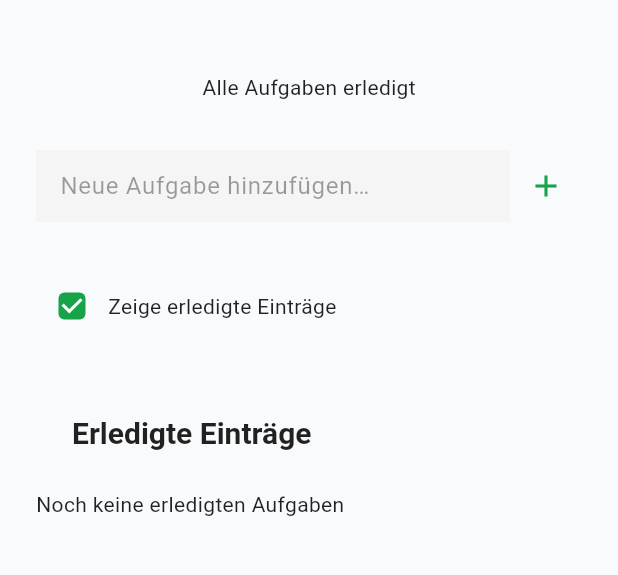
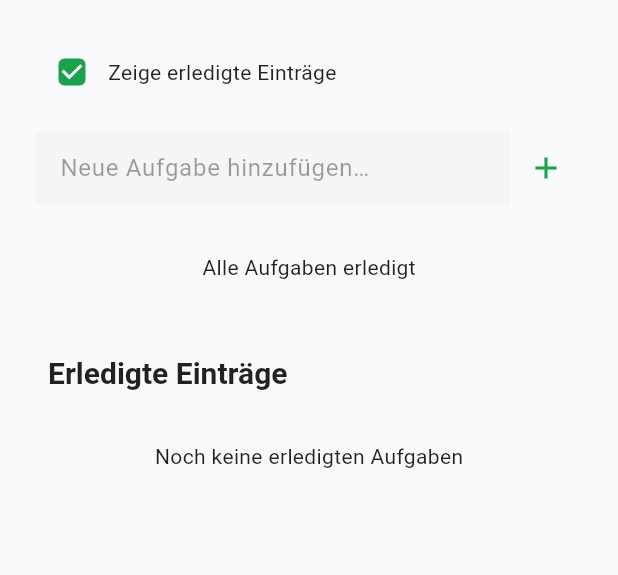
Before and after one commit to pythonite42/TaskMate, a Flutter app: the screen it shows after launch, on a phone screen of 412 x 824 dp, the part 84-659 px from its top. Run offline on Flutter 3.47's test engine with Material 3 defaults, Android fonts, the phone set to English and light mode, and no system bars; our stand-ins replace flutter_dotenv, shared_preferences; network calls fail.

Commit message:
better layout

```diff
--- a/lib/global_settings/theme.dart
+++ b/lib/global_settings/theme.dart
@@ -38,6 +38,7 @@ class AppTheme {
       titleMedium: TextStyle(fontSize: 18, fontWeight: FontWeight.w600, color: Colors.black87),
       bodyLarge: TextStyle(fontSize: 16, color: Colors.black87),
       bodyMedium: TextStyle(fontSize: 14, color: Colors.black87),
+      labelSmall: TextStyle(fontSize: 12, color: Colors.black45),
     ),
     inputDecorationTheme: InputDecorationTheme(
       filled: true,
@@ -93,6 +94,7 @@ class AppTheme {
       titleMedium: TextStyle(fontSize: 18, fontWeight: FontWeight.w600, color: Colors.white),
       bodyLarge: TextStyle(fontSize: 16, color: Colors.white70),
       bodyMedium: TextStyle(fontSize: 14, color: Colors.white70),
+      labelSmall: TextStyle(fontSize: 12, color: Colors.white60),
     ),
     inputDecorationTheme: InputDecorationTheme(
       filled: true,
--- a/lib/pages/todo.dart
+++ b/lib/pages/todo.dart
@@ -74,6 +74,15 @@ class _ToDoPageState extends State<ToDoPage> {
                     crossAxisAlignment: CrossAxisAlignment.stretch,
                     children: [
                       if (_isRefreshing) const LinearProgressIndicator(),
+                      Row(
+                        children: [
+                          Checkbox(value: _showDone, onChanged: (v) => setState(() => _showDone = v ?? true)),
+                          const Text('Zeige erledigte Einträge'),
+                        ],
+                      ),
+                      AppSpacing.sm.vSpace,
+
+                      AddEntry(onAdd: (text) => repo.add(text)),
 
                       if (todos.isEmpty)
                         const Padding(
@@ -94,25 +103,16 @@ class _ToDoPageState extends State<ToDoPage> {
                           );
                         }),
 
-                      AddEntry(onAdd: (text) => repo.add(text)),
-
-                      AppSpacing.lg.vSpace,
-
-                      Row(
-                        children: [
-                          Checkbox(value: _showDone, onChanged: (v) => setState(() => _showDone = v ?? true)),
-                          const Text('Zeige erledigte Einträge'),
-                        ],
-                      ),
-
                       if (_showDone) ...[
-                        AppSpacing.lg.vSpace,
                         Padding(
-                          padding: const EdgeInsets.all(AppSpacing.lg),
+                          padding: const EdgeInsets.symmetric(vertical: AppSpacing.lg, horizontal: AppSpacing.sm),
                           child: Text('Erledigte Einträge', style: Theme.of(context).textTheme.headlineMedium),
                         ),
                         if (dones.isEmpty)
-                          const Text('Noch keine erledigten Aufgaben')
+                          Padding(
+                            padding: EdgeInsets.symmetric(vertical: AppSpacing.sm),
+                            child: Center(child: const Text('Noch keine erledigten Aufgaben')),
+                          )
                         else
                           ...List.generate(dones.length, (index) {
                             final done = dones[index];
```
